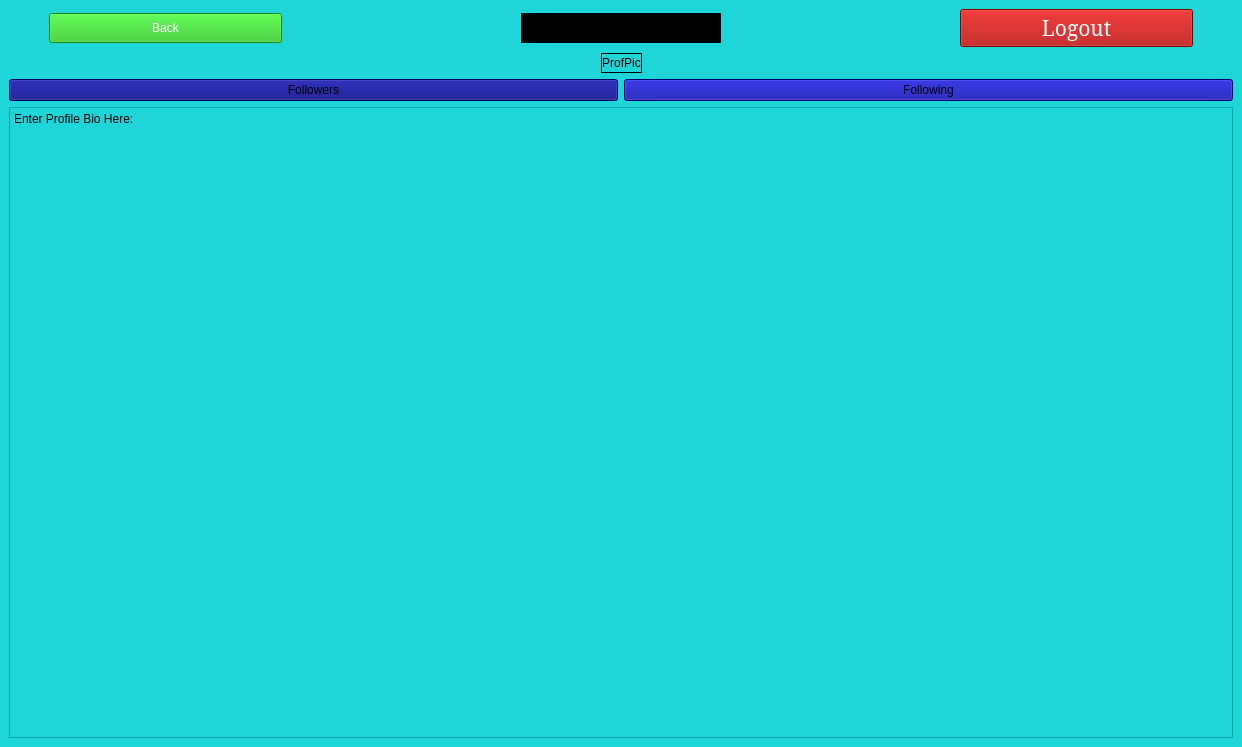
Before: the Qt Designer form Paxel/profile.ui in ClownKingWalrus/PAXEL, drawn with Qt 5.
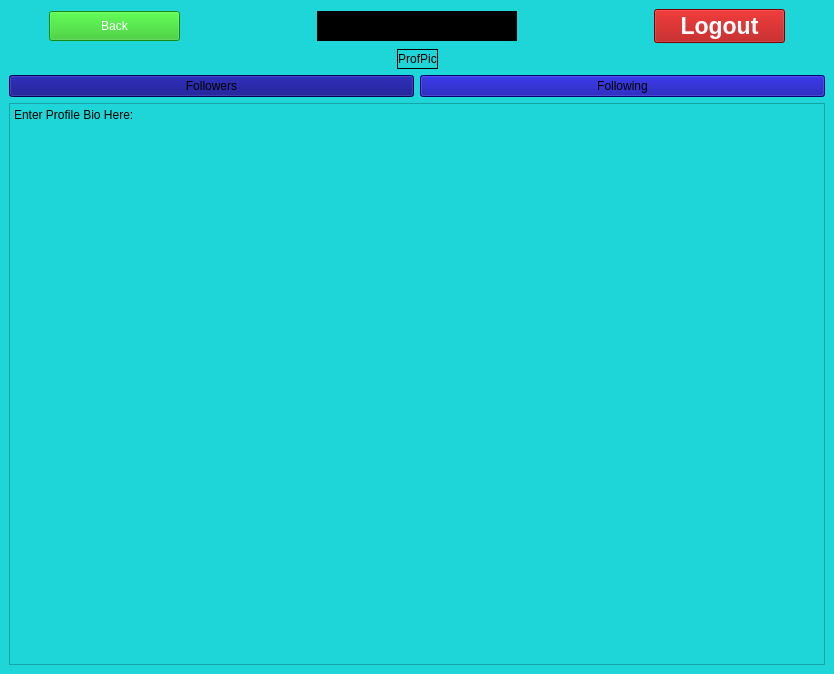
After: the same form once the commit is applied.

What changed in the file:
```diff
--- a/Paxel/profile.ui
+++ b/Paxel/profile.ui
@@ -6,8 +6,8 @@
    <rect>
     <x>0</x>
     <y>0</y>
-    <width>1242</width>
-    <height>747</height>
+    <width>834</width>
+    <height>674</height>
    </rect>
   </property>
   <property name="windowTitle">
@@ -136,10 +136,10 @@
         </property>
         <property name="font">
          <font>
-          <family>MS Serif</family>
-          <pointsize>16</pointsize>
+          <family>MS Sans Serif</family>
+          <pointsize>17</pointsize>
           <italic>false</italic>
-          <bold>false</bold>
+          <bold>true</bold>
          </font>
         </property>
         <property name="styleSheet">
```
Left out of the diff: 16 changed lines with no effect on the pictures.
